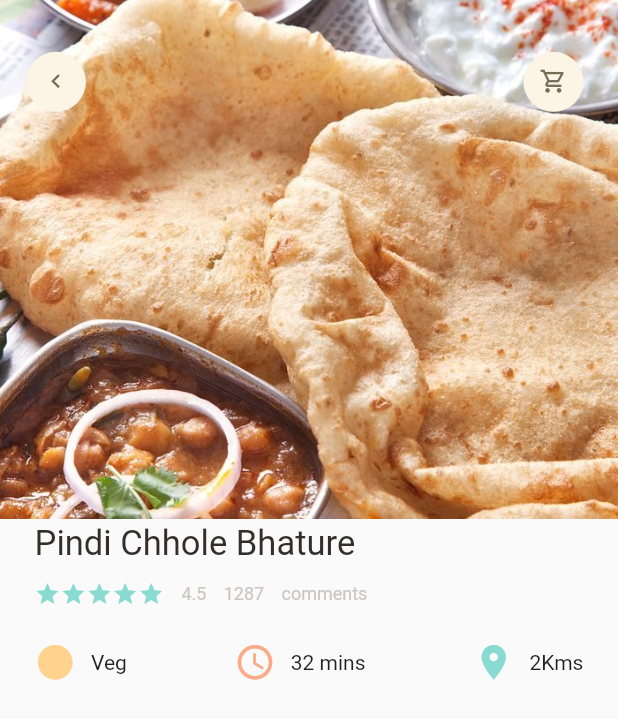
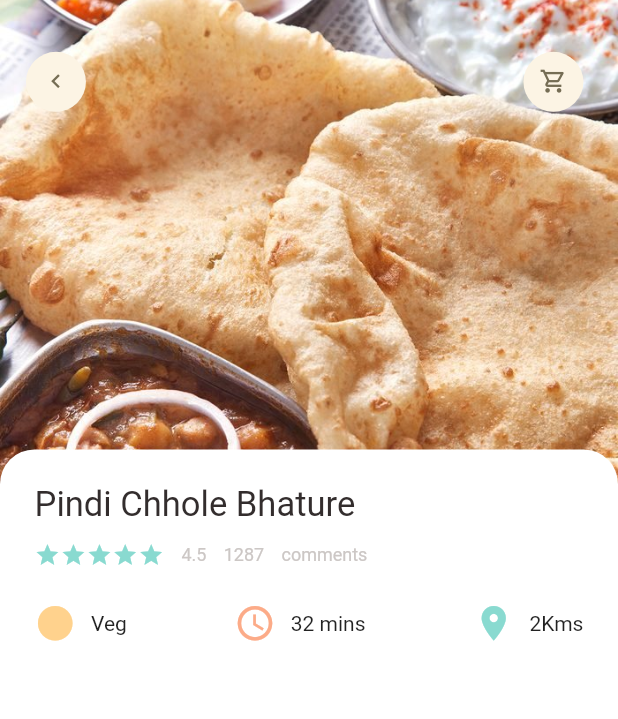
Before and after one commit to Ketan-Goyal/go_foodz, a Flutter app: the screen it shows after launch, on a phone screen of 412 x 824 dp. Shown: the top 719 px of the screen. Run offline on Flutter 3.47's test engine with Material 2 defaults, Android fonts, the phone set to English and light mode, and no system bars; our stand-ins replace dots_indicator, get.

Commit message:
14/06/22 night

```diff
--- a/lib/screens/food/popular_food_detail.dart
+++ b/lib/screens/food/popular_food_detail.dart
@@ -45,15 +45,18 @@ class PopularFoodDetails extends StatelessWidget {
           Positioned(
             left: 0,
             right: 0,
-            top: (Dimensions.ratio * 300) - 20,
+            top: Dimensions.ratio * 260,
+            bottom: 0,
             child: Container(
               padding: EdgeInsets.only(
                   left: Dimensions.ratio * 20,
                   right: Dimensions.ratio * 20,
                   top: Dimensions.height20),
               decoration: BoxDecoration(
-                borderRadius: BorderRadius.circular(Dimensions.rad20),
-              ),
+                  borderRadius: BorderRadius.only(
+                      topRight: Radius.circular(Dimensions.rad20),
+                      topLeft: Radius.circular(Dimensions.rad20)),
+                  color: Colors.white),
               child: Column(
                 crossAxisAlignment: CrossAxisAlignment.start,
                 children: [
@@ -120,7 +123,7 @@ class PopularFoodDetails extends StatelessWidget {
                 ],
               ),
             ),
-          )
+          ),
         ],
       ),
     );
```
